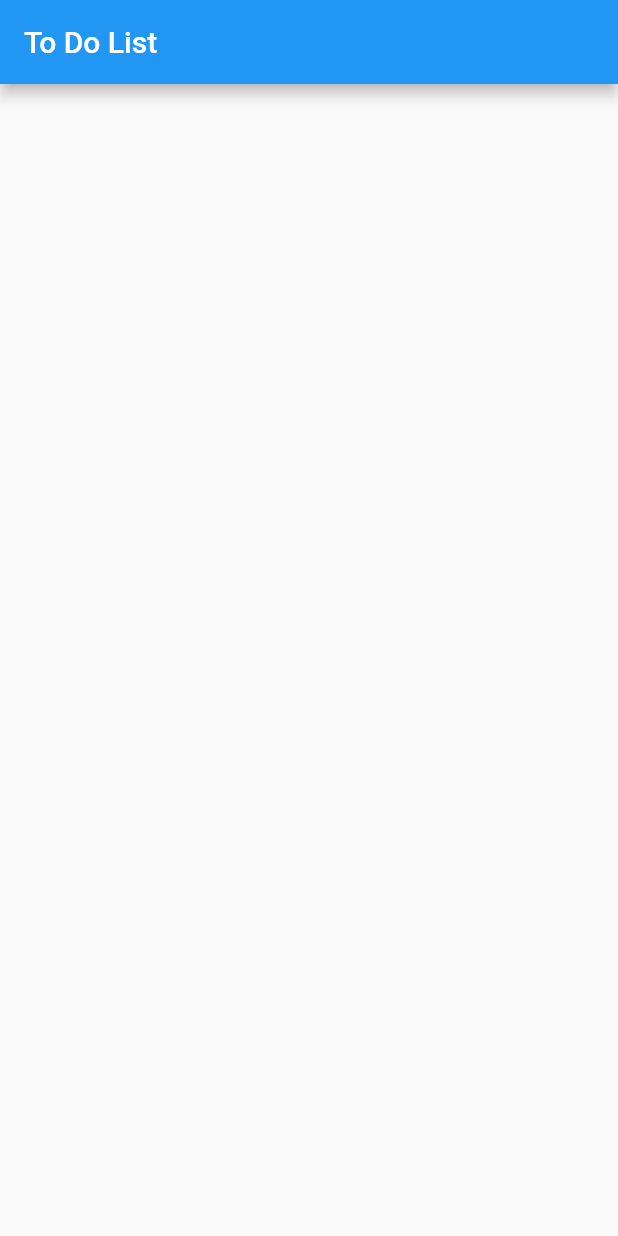
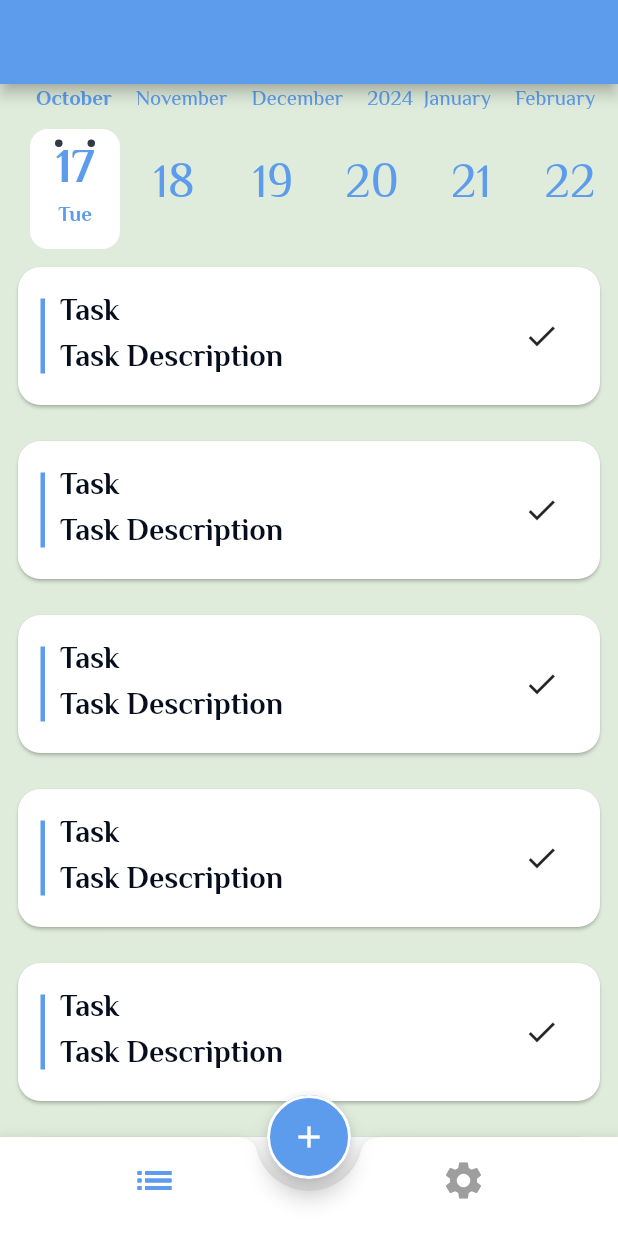
Before and after one commit to Menna265/ToDo, a Flutter app: the screen it shows after launch, on a phone screen of 412 x 824 dp. Run offline on Flutter 3.47's test engine with Material 2 defaults, Android fonts, the phone set to English and light mode, and no system bars; drawn by our look-alikes of calendar_timeline; our stand-ins replace cloud_firestore, firebase_core, google_fonts; accounts and stored records are empty; generated files the repository leaves out were written again.

Commit message:
create setting screen

```diff
--- /dev/null
+++ b/l10n.yaml
@@ -0,0 +1,3 @@
+arb-dir: lib/l10n
+template-arb-file: app_en.arb
+output-localization-file: app_localizations.dart
--- /dev/null
+++ b/lib/l10n/app_ar.arb
@@ -0,0 +1,17 @@
+{
+  "to_do": "عمل قائمة",
+  "task": "مهمة",
+  "task_description": "تفاصيل المهمة",
+  "add_new_task": "اضافة مهمة جديدة",
+  "select_date": "اختيار التاريخ",
+  "add_task": "اضافة المهمة",
+  "enter_task": "اكتب المهمة",
+  "enter_desc": "اكتب التفاصيل",
+  "setting": "الاعدادات",
+  "language": "اللغة",
+  "english": "الانجليزية",
+  "arabic": "العربية",
+  "light": "مضئ",
+  "dark": "ليلي",
+  "mode": "النمط"
+}
--- /dev/null
+++ b/lib/l10n/app_en.arb
@@ -0,0 +1,18 @@
+{
+  "to_do": "To Do List",
+  "task": "Task",
+  "task_description": "Task Description",
+  "add_new_task": "Add New Task",
+  "select_date": "Select Date",
+  "add_task": "Add Task",
+  "enter_task": "Enter your task",
+  "enter_desc": "Enter your description",
+  "setting": "Settings",
+  "language": "Language",
+  "mode": "Mode",
+  "english": "English",
+  "arabic": "Arabic",
+  "light": "Light",
+  "dark": "Dark"
+
+}
--- a/lib/layout/home_layout.dart
+++ b/lib/layout/home_layout.dart
@@ -1,15 +1,69 @@
 import 'package:flutter/cupertino.dart';
 import 'package:flutter/material.dart';
+import 'package:to_do/screen/setting/setting_tab.dart';
+import 'package:to_do/screen/tasks/task_tab.dart';
+import 'package:flutter_gen/gen_l10n/app_localizations.dart';
 
-class HomeLayout extends StatelessWidget {
+import '../screen/tasks/bottom_sheet.dart';
+
+class HomeLayout extends StatefulWidget {
   static const String routeName='home';
 
+
+  @override
+  State<HomeLayout> createState() => _HomeLayoutState();
+}
+
+class _HomeLayoutState extends State<HomeLayout> {
+  int index=0;
+  List<Widget> tabs=[TaskTab(),SettingTab()];
   @override
   Widget build(BuildContext context) {
+
     return Scaffold(
+      extendBody: true,
       appBar: AppBar(
-        title: Text('To Do List'),
+        title: Text(AppLocalizations.of(context)!.to_do),
       ),
+      floatingActionButtonLocation: FloatingActionButtonLocation.centerDocked,
+
+      floatingActionButton: FloatingActionButton(onPressed: (){
+        showBottom();
+      },child:Icon(Icons.add),shape:CircleBorder(side: BorderSide(width: 2,color: Colors.white))),
+      bottomNavigationBar: BottomAppBar(
+        color: Colors.white,
+        notchMargin: 8,
+        shape: CircularNotchedRectangle(),
+        child: BottomNavigationBar(
+          backgroundColor: Colors.transparent,
+          elevation: 0,
+
+         onTap: (value){
+           index=value;
+           setState(() {
+
+           });
+
+         },
+          currentIndex: index,
+          items: [
+            BottomNavigationBarItem(icon: Icon(Icons.list_sharp,size: 30,),label:'list' ),
+            BottomNavigationBarItem(icon: Icon(Icons.settings,size: 30,),label: 'setting')
+          ],
+        ),
+      ),
+      body: tabs[index],
     );
   }
+  void showBottom(){
+    showModalBottomSheet(
+        context: context,
+        isScrollControlled: true,
+        builder: (context)=>Padding(
+      padding:  EdgeInsets.only(
+        bottom: MediaQuery.of(context).viewInsets.bottom
+      ),
+      child: Bottom(),
+    ));
+  }
 }
--- a/lib/main.dart
+++ b/lib/main.dart
@@ -1,15 +1,30 @@
 import 'package:flutter/cupertino.dart';
 import 'package:flutter/material.dart';
+import 'package:provider/provider.dart';
 import 'package:to_do/layout/home_layout.dart';
+import 'package:to_do/shared/providers/app_config_provider.dart';
+import 'package:to_do/shared/styles/my_theme.dart';
+import 'package:firebase_core/firebase_core.dart';
+import 'firebase_options.dart';
+import 'package:flutter_gen/gen_l10n/app_localizations.dart';
 
-void main (){
-  runApp(MyApp());
+
+
+
+void main ()async{
+  WidgetsFlutterBinding.ensureInitialized();
+  await Firebase.initializeApp(
+    options: DefaultFirebaseOptions.currentPlatform,
+  );
+  runApp(ChangeNotifierProvider(create: (context) =>AppConfigProvider(),
+  child: MyApp()));
 }
 class  MyApp  extends StatelessWidget {
 
 
   @override
   Widget build(BuildContext context) {
+    var provider=Provider.of<AppConfigProvider>(context);
     return MaterialApp(
       debugShowCheckedModeBanner: false,
      initialRoute:HomeLayout.routeName ,
@@ -17,6 +32,13 @@ class  MyApp  extends StatelessWidget {
         HomeLayout.routeName:(context)=>HomeLayout(),
 
       },
+      theme: MyThemeData.lightTheme,
+      darkTheme: MyThemeData.darkTheme,
+      localizationsDelegates: AppLocalizations.localizationsDelegates,
+      supportedLocales: AppLocalizations.supportedLocales,
+      locale: Locale(provider.appLanguage),
+      themeMode:provider.appTheme ,
     );
   }
+
 }
--- /dev/null
+++ b/lib/screen/tasks/task_item.dart
@@ -0,0 +1,43 @@
+import 'package:flutter/cupertino.dart';
+import 'package:flutter/material.dart';
+
+import '../../shared/styles/colors.dart';
+import 'package:flutter_gen/gen_l10n/app_localizations.dart';
+
+class TaskItem extends StatelessWidget {
+  const TaskItem({super.key});
+
+  @override
+  Widget build(BuildContext context) {
+    return Padding(
+      padding: const EdgeInsets.all(8.0),
+      child: Card(
+        shape: RoundedRectangleBorder(
+          borderRadius: BorderRadius.circular(15)
+        ),
+        child: Padding(
+          padding: const EdgeInsets.all(15.0),
+          child: Row(
+            children: [
+            Container(
+              height: 50,
+              width: 3,
+              color: primaryColor,
+            ),
+            SizedBox(width: 10,),
+            Column(
+              crossAxisAlignment: CrossAxisAlignment.start,
+              children: [
+                Text(AppLocalizations.of(context)!.task),
+                Text(AppLocalizations.of(context)!.task_description),
+              ],
+            ),
+            Spacer(),
+            IconButton(onPressed: (){}, icon: Icon(Icons.check))
+
+          ],),
+        ),
+      ),
+    );
+  }
+}
--- /dev/null
+++ b/lib/screen/tasks/task_tab.dart
@@ -0,0 +1,38 @@
+import 'package:calendar_timeline/calendar_timeline.dart';
+import 'package:flutter/cupertino.dart';
+import 'package:flutter/material.dart';
+import 'package:to_do/screen/tasks/task_item.dart';
+import 'package:to_do/shared/styles/colors.dart';
+
+class TaskTab extends StatelessWidget {
+
+
+  @override
+  Widget build(BuildContext context) {
+    return Column(
+      children: [
+        CalendarTimeline(
+          initialDate: DateTime.now(),
+          firstDate: DateTime.now().subtract(Duration(days: 365)),
+          lastDate: DateTime.now().add(Duration(days: 365)),
+          onDateSelected: (date) => print(date),
+          leftMargin: 20,
+
+          monthColor: primaryColor,
+          dayColor: primaryColor,
+          activeDayColor: primaryColor,
+          activeBackgroundDayColor: Colors.white,
+          dotsColor: Color(0xFF333A47),
+          selectableDayPredicate: (date) => true,
+          locale: 'en',
+        ),
+        Expanded(
+          child: ListView.builder(itemBuilder: (context,index){
+            return TaskItem();
+          },
+          itemCount: 8,),
+        )
+      ],
+    );
+  }
+}
--- /dev/null
+++ b/lib/shared/providers/app_config_provider.dart
@@ -0,0 +1,21 @@
+import 'package:flutter/foundation.dart';
+import 'package:flutter/material.dart';
+
+class AppConfigProvider extends ChangeNotifier{
+  String appLanguage='en';
+  ThemeMode appTheme=ThemeMode.light;
+  void changeLanguage(String newLanguage){
+    if(appLanguage==newLanguage){
+      return;
+    }
+    appLanguage=newLanguage;
+    notifyListeners();
+  }
+  void changeTheme(ThemeMode newTheme){
+    if(appTheme==newTheme){
+      return;
+    }
+    appTheme=newTheme;
+    notifyListeners();
+  }
+}
--- /dev/null
+++ b/lib/shared/styles/colors.dart
@@ -0,0 +1,7 @@
+import 'dart:ui';
+
+Color primaryColor = Color(0xFF5D9CEC);
+Color mint = Color(0xFFDFECDB);
+Color blackColor = Color(0xFF242424);
+Color primaryDark = Color(0xFF060E1E);
+Color yellowColor = Color(0xFFFACC1D);
--- /dev/null
+++ b/lib/shared/styles/my_theme.dart
@@ -0,0 +1,156 @@
+import 'package:flutter/material.dart';
+import 'package:google_fonts/google_fonts.dart';
+
+import 'colors.dart';
+
+
+class MyThemeData {
+
+  static ThemeData lightTheme = ThemeData(
+      scaffoldBackgroundColor: mint,
+
+
+      colorScheme: ColorScheme(
+          brightness: Brightness.light,
+          primary: primaryColor,
+          onPrimary: primaryColor,
+          secondary: primaryColor,
+          onSecondary: Colors.white,
+          error: Colors.red,
+          onError: Colors.white,
+          background: primaryColor,
+          onBackground: Colors.grey,
+          surface: Colors.blueGrey,
+          onSurface: Colors.white),
+
+
+
+
+
+      textTheme: TextTheme(
+        bodySmall: GoogleFonts.elMessiri(
+            fontSize: 15,
+            fontWeight: FontWeight.w400,
+            color: blackColor),
+        bodyMedium: GoogleFonts.elMessiri(
+            fontSize: 20,
+            fontWeight: FontWeight.w700,
+            color: primaryDark,),
+        bodyLarge: GoogleFonts.elMessiri(
+            fontSize: 25,
+            fontWeight: FontWeight.bold,
+            color: blackColor),
+      ),
+      appBarTheme: AppBarTheme(
+        iconTheme: IconThemeData(
+          color: primaryColor,
+        ),
+
+
+      ),
+      floatingActionButtonTheme: FloatingActionButtonThemeData(),
+      bottomNavigationBarTheme: BottomNavigationBarThemeData(
+        backgroundColor: primaryColor,
+        type: BottomNavigationBarType.fixed,
+        showSelectedLabels: false,
+        showUnselectedLabels: false,
+        selectedItemColor: primaryColor,
+        unselectedItemColor: Colors.grey,
+      ));
+
+
+
+
+
+
+  static ThemeData darkTheme = ThemeData(
+      scaffoldBackgroundColor: primaryDark,
+
+
+
+      colorScheme: ColorScheme(
+          brightness: Brightness.light,
+          primary: primaryColor,
+          onPrimary: Colors.white,
+          secondary: primaryColor,
+          onSecondary: Colors.white,
+          error: Colors.red,
+          onError: primaryDark,
+          background: primaryColor,
+          onBackground: Colors.white,
+          surface: primaryColor,
+          onSurface: Colors.white),
+
+      textTheme: TextTheme(
+        bodySmall: GoogleFonts.elMessiri(
+            fontSize: 15,
+            fontWeight: FontWeight.w400,
+            color: blackColor),
+        bodyMedium: GoogleFonts.elMessiri(
+          fontSize: 20,
+          fontWeight: FontWeight.w700,
+          color: primaryDark,),
+        bodyLarge: GoogleFonts.elMessiri(
+            fontSize: 25,
+            fontWeight: FontWeight.bold,
+            color: blackColor),
+      ),
+      appBarTheme: AppBarTheme(
+        iconTheme: IconThemeData(
+          color: primaryColor,
+        ),
+
+
+      ),
+      floatingActionButtonTheme: FloatingActionButtonThemeData(),
+      bottomNavigationBarTheme: BottomNavigationBarThemeData(
+        backgroundColor: primaryDark,
+        type: BottomNavigationBarType.fixed,
+        showSelectedLabels: false,
+        showUnselectedLabels: false,
+        selectedItemColor: primaryColor,
+        unselectedItemColor: Colors.grey,
+      ));
+
+
+
+
+  // static ThemeData darkTheme =ThemeData(
+  //     scaffoldBackgroundColor: primaryDark,
+  //     colorScheme: ColorScheme(
+  //         brightness: Brightness.light,
+  //         primary: primaryDark,
+  //         onPrimary:Colors.white ,
+  //         secondary: yellowColor,
+  //         onSecondary: Colors.white,
+  //         error: Colors.red,
+  //         onError: Colors.white,
+  //         background: yellowColor,
+  //         onBackground: Colors.grey,
+  //         surface: Colors.blueGrey,
+  //         onSurface: Colors.white),
+  //     textTheme: TextTheme(
+  //       bodySmall: GoogleFonts.elMessiri(
+  //           fontSize: 20, fontWeight: FontWeight.w400, color: Colors.white),
+  //       bodyMedium: GoogleFonts.elMessiri(
+  //           fontSize: 25,
+  //           fontWeight: FontWeight.w700,
+  //           color: Color(0xFFFFFFFF)),
+  //       bodyLarge: GoogleFonts.elMessiri(
+  //           fontSize: 30, fontWeight: FontWeight.bold, color: Colors.white),
+  //     ),
+  //     appBarTheme: AppBarTheme(
+  //       iconTheme: IconThemeData(
+  //         color: Colors.white,
+  //       ),
+  //       color: Colors.transparent,
+  //       elevation: 0.0,
+  //       centerTitle: true,
+  //     ),
+  //     bottomNavigationBarTheme: BottomNavigationBarThemeData(
+  //
+  //       type: BottomNavigationBarType.shifting,
+  //       selectedItemColor: yellowColor,
+  //       unselectedItemColor: Colors.white,
+  //     ));
+}
```
Also changed, not shown: lib/bottom_language.dart (added, +43 -0 lines), lib/bottom_theme.dart (added, +41 -0 lines), lib/models/task_model.dart (added, +33 -0 lines), lib/screen/setting/setting_tab.dart (added, +110 -0 lines), lib/screen/tasks/bottom_sheet.dart (added, +99 -0 lines), lib/shared/firebase/firebase_functions.dart (added, +22 -0 lines), pubspec.yaml (+11 -0 lines), lib/firebase_options.dart (added), pubspec.lock, 4 other files.
